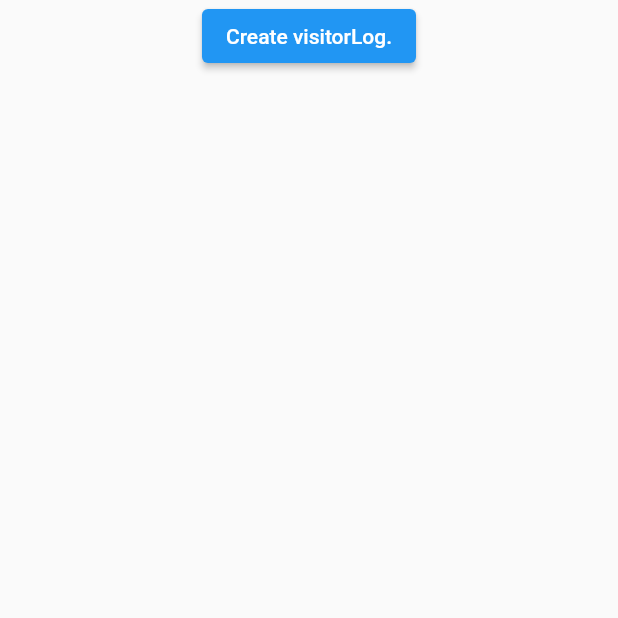
After one commit to kosukesaigusa/besso-log-book, a Flutter app: the VisitorLogCreatePage screen opened directly, on a phone screen of 412 x 824 dp, the top half of it. The commit adds this screen. Run offline on Flutter 3.47's test engine with Material 2 defaults, Android fonts, the phone set to English and light mode, and no system bars; our stand-ins replace auto_route, cloud_firestore, firebase_core, freezed_annotation; accounts and stored records are empty; statements that could not run were skipped.

Commit message:
feat: define base routing and refactor codes

```diff
--- a/lib/visitor_log/visitor_log.dart
+++ b/lib/firestore/firestore_models/visitor_log.dart
@@ -1,7 +1,7 @@
 import 'package:cloud_firestore/cloud_firestore.dart';
 import 'package:freezed_annotation/freezed_annotation.dart';
 
-import '../json_converters/union_timestamp.dart';
+import '../../json_converters/union_timestamp.dart';
 
 part 'visitor_log.freezed.dart';
 part 'visitor_log.g.dart';
--- a/lib/firestore_refs.dart
+++ b/lib/firestore/firestore_refs.dart
@@ -1,6 +1,6 @@
 import 'package:cloud_firestore/cloud_firestore.dart';
 
-import 'visitor_log/visitor_log.dart';
+import 'firestore_models/visitor_log.dart';
 
 final _db = FirebaseFirestore.instance;
 
--- /dev/null
+++ b/lib/visitor_log/ui/visitor_log_create.dart
@@ -0,0 +1,25 @@
+import 'package:auto_route/auto_route.dart';
+import 'package:flutter/material.dart';
+
+@RoutePage()
+class VisitorLogCreatePage extends StatelessWidget {
+  const VisitorLogCreatePage({super.key});
+
+  static const path = '/visitorLogs/create';
+
+  @override
+  Widget build(BuildContext context) {
+    return Scaffold(
+      body: Center(
+        child: Column(
+          children: [
+            ElevatedButton(
+              onPressed: () {},
+              child: const Text('Create visitorLog.'),
+            ),
+          ],
+        ),
+      ),
+    );
+  }
+}
--- a/pubspec.yaml
+++ b/pubspec.yaml
@@ -16,6 +16,7 @@ dependencies:
     sdk: flutter
   freezed_annotation: ^2.2.0
   gap: ^2.0.1
+  hooks_riverpod: ^2.3.2
   json_annotation: ^4.8.0
 
 dev_dependencies:
```
Also changed, not shown: lib/router/router.dart (added, +25 -0 lines), lib/visitor_log/ui/visitor_log_detail.dart (+27 -0 lines), lib/visitor_log/ui/visitor_logs.dart (+28 -0 lines), lib/firestore/firestore_models/visitor_log.freezed.dart (renamed from lib/visitor_log/visitor_log.freezed.dart), lib/firestore/firestore_models/visitor_log.g.dart (renamed from lib/visitor_log/visitor_log.g.dart), lib/router/router.gr.dart (added), pubspec.lock.
